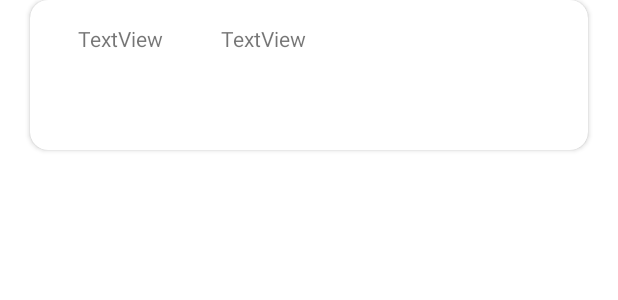
After one commit to hcshires/COMS-309, an Android app: the layout row_layout.xml on its own in the app's theme, with its tools: preview values and no code run, on a phone screen of 412 x 824 dp. The commit adds this screen. Shown: the top 300 px of the screen. Run offline under Robolectric (Android 15) with nearby library versions, the light colour scheme and no system bars; network calls fail; Roboto replaces fonts that are not available here.

Commit message:
Started Adapter for cards

```diff
--- a/Frontend/FoodTime/app/src/main/java/edu/iastate/cs309/hb6/foodtime/ui/cookbook/CookBookFragment.java
+++ b/Frontend/FoodTime/app/src/main/java/edu/iastate/cs309/hb6/foodtime/ui/cookbook/CookBookFragment.java
@@ -24,8 +24,6 @@ public class CookBookFragment extends Fragment {
         binding = FragmentCookbookBinding.inflate(inflater, container, false);
         View root = binding.getRoot();
 
-        final TextView textView = binding.textCookBook;
-        cookBookViewModel.getText().observe(getViewLifecycleOwner(), textView::setText);
         return root;
     }
 
--- /dev/null
+++ b/Frontend/FoodTime/app/src/main/res/layout/row_layout.xml
@@ -0,0 +1,41 @@
+<?xml version="1.0" encoding="utf-8"?>
+<androidx.cardview.widget.CardView xmlns:android="http://schemas.android.com/apk/res/android"
+    xmlns:app="http://schemas.android.com/apk/res-auto"
+    android:background="?android:attr/selectableItemBackground"
+    android:layout_width="match_parent"
+    android:layout_height="100dp"
+    android:layout_marginStart="20dp"
+    android:layout_marginEnd="20dp"
+    app:cardCornerRadius="12dp"
+    android:id="@+id/cv">
+
+    <RelativeLayout
+        android:id="@+id/text1"
+        android:layout_width="match_parent"
+        android:layout_height="match_parent"
+        android:clickable="true"
+        android:focusable="true"
+        android:padding="16dp">
+
+        <TextView
+            android:id="@+id/textTest2"
+            android:layout_width="83dp"
+            android:layout_height="50dp"
+            android:layout_alignParentEnd="true"
+            android:layout_alignParentBottom="true"
+            android:layout_marginEnd="145dp"
+            android:layout_marginBottom="46dp"
+            android:text="TextView" />
+
+        <TextView
+            android:id="@+id/textTest1"
+            android:layout_width="78dp"
+            android:layout_height="50dp"
+            android:layout_alignParentStart="true"
+            android:layout_alignParentBottom="true"
+            android:layout_marginStart="16dp"
+            android:layout_marginBottom="50dp"
+            android:text="TextView" />
+    </RelativeLayout>
+
+</androidx.cardview.widget.CardView>
--- a/Frontend/FoodTime/app/src/main/res/values/colors.xml
+++ b/Frontend/FoodTime/app/src/main/res/values/colors.xml
@@ -7,6 +7,7 @@
     <color name="teal_700">#FF018786</color>
     <color name="black">#FF000000</color>
     <color name="white">#FFFFFFFF</color>
+    <color name="gray">#F7F6F6F6</color>
 
     <!-- Colors for Theme -->
 
```
Also changed, not shown: Frontend/FoodTime/app/build.gradle (+8 -1 lines), Frontend/FoodTime/app/src/main/java/edu/iastate/cs309/hb6/foodtime/ui/cookbook/CardAdapter.java (added, +66 -0 lines), Frontend/FoodTime/app/src/main/res/layout/fragment_cookbook.xml (+17 -7 lines).
